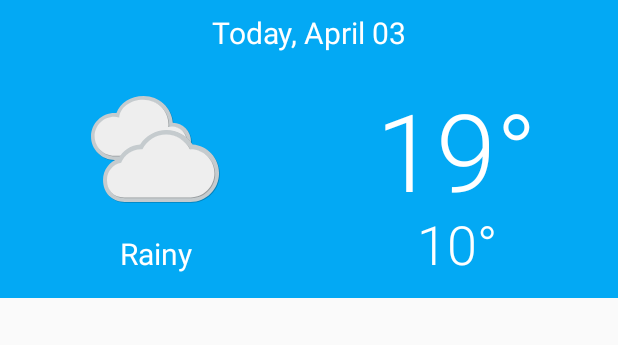
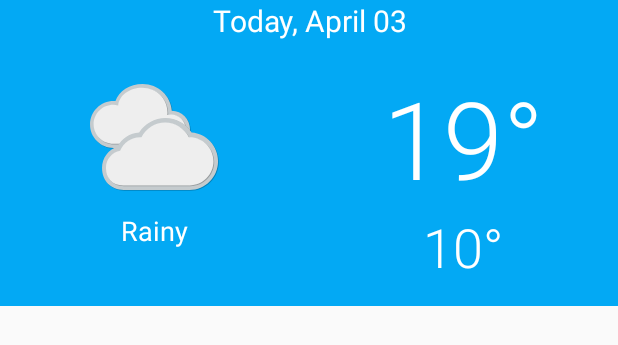
Before and after one commit to dekzitfz/sunshine, an Android app: the layout row_today_forecast.xml on its own in the app's theme, with its tools: preview values and no code run, on a phone screen of 412 x 824 dp. Shown: the top 345 px of the screen. Run offline under Robolectric (Android 15) with nearby library versions, the phone set to English and light mode, and no system bars; network calls fail.

Commit message:
change constraintlayout to linearlayout

```diff
--- a/app/src/main/res/layout/row_today_forecast.xml
+++ b/app/src/main/res/layout/row_today_forecast.xml
@@ -1,86 +1,86 @@
 <?xml version="1.0" encoding="utf-8"?>
-<android.support.constraint.ConstraintLayout
+<LinearLayout
     xmlns:android="http://schemas.android.com/apk/res/android"
-    xmlns:app="http://schemas.android.com/apk/res-auto"
     xmlns:tools="http://schemas.android.com/tools"
     android:layout_width="match_parent"
     android:layout_height="wrap_content"
     android:background="@drawable/today_touch_selector"
-    android:paddingBottom="@dimen/today_forecast_list_item_vertical_padding"
-    android:paddingTop="@dimen/today_forecast_list_item_vertical_padding">
-
-    <android.support.constraint.Guideline
-        android:id="@+id/horizontal_middle"
-        android:layout_width="wrap_content"
-        android:layout_height="wrap_content"
-        android:orientation="vertical"
-        app:layout_constraintGuide_percent="0.5"
-        tools:layout_editor_absoluteX="192dp"
-        tools:layout_editor_absoluteY="0dp"/>
+    android:paddingBottom="15dp"
+    android:orientation="vertical">
 
     <TextView
+        android:gravity="center_horizontal"
         android:id="@+id/date"
-        android:layout_width="wrap_content"
+        android:layout_width="match_parent"
         android:layout_height="wrap_content"
         android:layout_marginBottom="16dp"
         android:fontFamily="sans-serif"
         android:textAppearance="@style/TextAppearance.AppCompat.Title"
         android:textColor="@color/white"
         android:textSize="20sp"
-        app:layout_constraintBottom_toTopOf="@+id/weather_icon"
-        app:layout_constraintLeft_toLeftOf="parent"
-        app:layout_constraintRight_toRightOf="parent"
         tools:text="Today, April 03"/>
+
+    <LinearLayout
+        android:weightSum="1.0"
+        android:orientation="horizontal"
+        android:layout_width="match_parent"
+        android:layout_height="wrap_content">
+
+        <LinearLayout
+            android:orientation="vertical"
+            android:layout_weight="0.5"
+            android:layout_width="0dp"
+            android:layout_height="wrap_content">
 
             <!-- Icon indicating weather condition -->
             <ImageView
+                android:layout_gravity="center_horizontal"
                 android:id="@+id/weather_icon"
                 android:layout_width="96dp"
                 android:layout_height="96dp"
-        android:adjustViewBounds="true"
-        app:layout_constraintBottom_toBottomOf="parent"
-        app:layout_constraintLeft_toLeftOf="parent"
-        app:layout_constraintRight_toLeftOf="@+id/horizontal_middle"
-        app:layout_constraintTop_toTopOf="parent"
-        tools:src="@drawable/art_clouds"/>
+                tools:src="@drawable/art_clouds" />
 
             <!-- Text that describes weather condition -->
             <TextView
+                android:layout_gravity="center_horizontal"
                 android:id="@+id/weather_description"
                 android:layout_width="wrap_content"
                 android:layout_height="wrap_content"
-        android:layout_marginTop="8dp"
+                android:layout_marginTop="2dp"
                 android:textColor="@color/white"
-        android:textSize="20sp"
-        app:layout_constraintHorizontal_bias="0.52"
-        app:layout_constraintLeft_toLeftOf="@+id/weather_icon"
-        app:layout_constraintRight_toRightOf="@+id/weather_icon"
-        app:layout_constraintTop_toBottomOf="@+id/weather_icon"
+                android:textSize="18sp"
                 tools:text="Rainy"/>
 
+        </LinearLayout>
+
+        <LinearLayout
+            android:orientation="vertical"
+            android:layout_weight="0.5"
+            android:layout_width="0dp"
+            android:layout_height="wrap_content">
+
             <TextView
+                android:layout_gravity="center_horizontal"
                 android:id="@+id/high_temperature"
                 android:layout_width="wrap_content"
                 android:layout_height="wrap_content"
                 android:fontFamily="sans-serif-light"
                 android:textColor="@color/white"
                 android:textSize="72sp"
-        app:layout_constraintBottom_toBottomOf="@+id/weather_icon"
-        app:layout_constraintHorizontal_bias="0.45"
-        app:layout_constraintLeft_toLeftOf="@+id/horizontal_middle"
-        app:layout_constraintRight_toRightOf="parent"
-        app:layout_constraintTop_toTopOf="@+id/weather_icon"
                 tools:text="19\u00b0"/>
+
             <TextView
+                android:layout_gravity="center_horizontal"
                 android:id="@+id/low_temperature"
                 android:layout_width="wrap_content"
                 android:layout_height="wrap_content"
                 android:fontFamily="sans-serif-light"
                 android:textColor="@color/white"
                 android:textSize="36sp"
-        app:layout_constraintBaseline_toBaselineOf="@+id/weather_description"
-        app:layout_constraintLeft_toLeftOf="@+id/high_temperature"
-        app:layout_constraintRight_toRightOf="@+id/high_temperature"
                 tools:text="10\u00b0"/>
 
-</android.support.constraint.ConstraintLayout>
+        </LinearLayout>
+
+    </LinearLayout>
+
+</LinearLayout>
```
Also changed, not shown: app/src/main/res/layout/row_forecast.xml (+23 -29 lines). Lines whose indentation alone changed are shown as unchanged.
